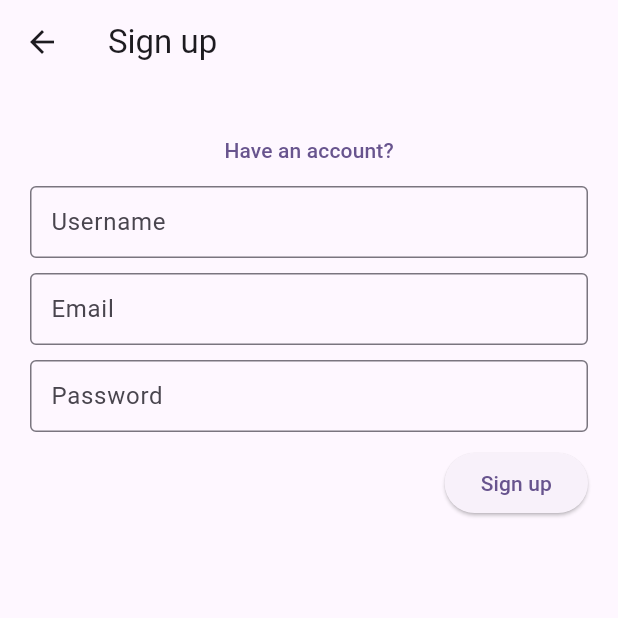
After one commit to doldamul/gdsc_realworld_app, a Flutter app: the SignUpPage screen opened directly, on a phone screen of 412 x 824 dp, the top half of it. The commit adds this screen. Run offline on Flutter 3.47's test engine with Material 3 defaults, Android fonts, the phone set to English and light mode, and no system bars; our stand-ins replace dio, equatable, flutter_bloc, flutter_secure_storage, go_router; accounts and stored records are empty.

Commit message:
Add UI of sign in/up page.

```diff
--- a/lib/pages/realworld_router.dart
+++ b/lib/pages/realworld_router.dart
@@ -2,6 +2,8 @@ import 'package:go_router/go_router.dart';
 import 'package:flutter/material.dart';
 import 'package:realworld_app/pages/home/home_page.dart';
 import 'package:realworld_app/pages/article/article_page.dart';
+import 'package:realworld_app/pages/sign_up/sign_up_page.dart';
+import 'package:realworld_app/pages/sign_in/sign_in_page.dart';
 
 class RealWorldRouter extends StatefulWidget {
   const RealWorldRouter({super.key});
@@ -22,6 +24,8 @@ class _RealWorldRouterState extends State<RealWorldRouter> {
       routes: [
         GoRoute(
           path: '/',
+          // builder: (context, state) => SignUpPage(),
+          // builder: (context, state) => SignInPage(),
           // builder: (context, state) => ArticlePage(),
           builder: (context, state) => HomePage(),
         ),
--- /dev/null
+++ b/lib/pages/sign_up/sign_up_page.dart
@@ -0,0 +1,65 @@
+import 'package:flutter/material.dart';
+
+class SignUpPage extends StatelessWidget {
+  const SignUpPage({super.key});
+
+  @override
+  Widget build(BuildContext context) {
+    return Scaffold(
+        appBar: AppBar(
+        title: const Text('Sign up'),
+        ),
+      body: Padding(
+        padding: EdgeInsets.all(20),
+        child: Column(
+          crossAxisAlignment: CrossAxisAlignment.center,
+          mainAxisAlignment: MainAxisAlignment.start,
+          mainAxisSize: MainAxisSize.max,
+          children: [
+            TextButton(
+              onPressed: () {},
+              child: const Text('Have an account?'),
+            ),
+            TextField(
+              maxLines: 1,
+              decoration: InputDecoration(
+                hintText: 'Username',
+                border: OutlineInputBorder(),
+                contentPadding: EdgeInsets.symmetric(horizontal: 10),
+              ),
+            ),
+            SizedBox(height: 10),
+            TextField(
+              maxLines: 1,
+              decoration: InputDecoration(
+                hintText: 'Email',
+                border: OutlineInputBorder(),
+                contentPadding: EdgeInsets.symmetric(horizontal: 10),
+              ),
+            ),
+            SizedBox(height: 10),
+            TextField(
+              maxLines: 1,
+              decoration: InputDecoration(
+                hintText: 'Password',
+                border: OutlineInputBorder(),
+                contentPadding: EdgeInsets.symmetric(horizontal: 10),
+              ),
+            ),
+            SizedBox(height: 10),
+            Row(
+              mainAxisSize: MainAxisSize.max,
+              mainAxisAlignment: MainAxisAlignment.end,
+              children: [
+                ElevatedButton(
+                  onPressed: () {},
+                  child: Text('Sign up'),
+                )
+              ],
+            ),
+          ],
+        ),
+      ),
+    );
+  }
+}
```
Also changed, not shown: lib/pages/sign_in/sign_in_page.dart (added, +56 -0 lines).
